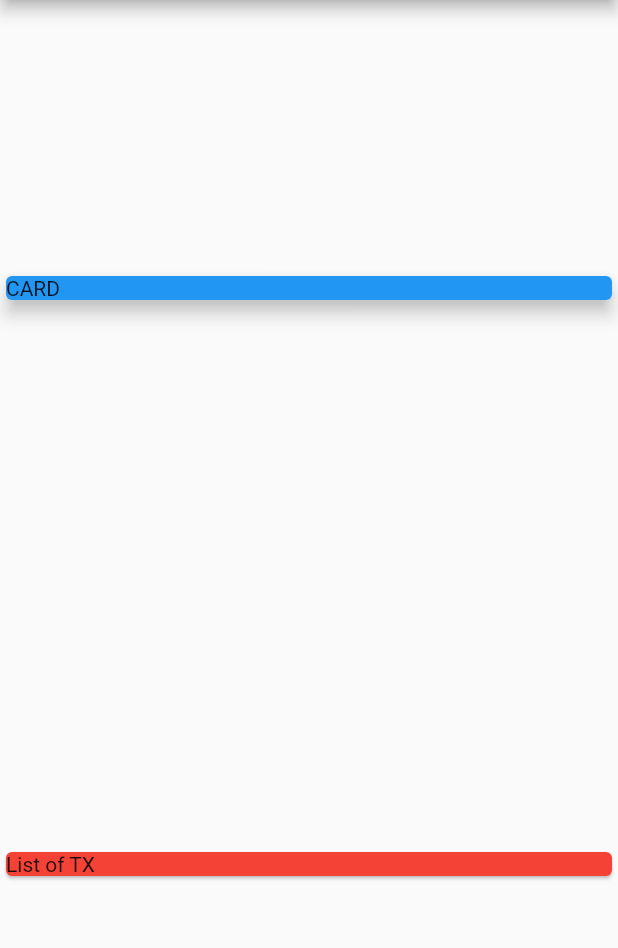
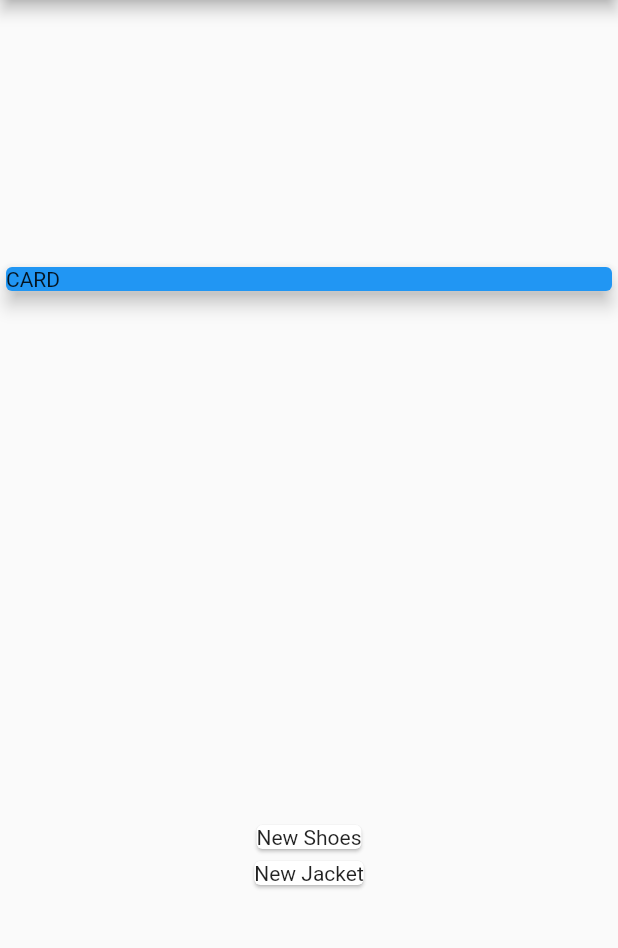
Before and after one commit to aritroo/expense_manager, a Flutter app: the screen it shows after launch, on a phone screen of 412 x 824 dp, the part 84-1032 px from its top. Run offline on Flutter 3.47's test engine with Material 2 defaults, Android fonts, the phone set to English and light mode, and no system bars.

Commit message:
added transaction card++

```diff
--- a/lib/main.dart
+++ b/lib/main.dart
@@ -1,4 +1,5 @@
 import 'package:flutter/material.dart';
+import './transaction.dart';
 
 void main() => runApp(MyApp());
 
@@ -14,7 +15,20 @@ class MyApp extends StatelessWidget {
 }
 
 class MyHomePage extends StatelessWidget {
-  const MyHomePage({super.key});
+  final List<Transaction> transaction = [
+    Transaction(
+      id: 't1',
+      title: 'New Shoes',
+      amount: 69.99,
+      date: DateTime.now(),
+    ),
+    Transaction(
+      id: 't2',
+      title: 'New Jacket',
+      amount: 80.99,
+      date: DateTime.now(),
+    ),
+  ];
 
   @override
   Widget build(BuildContext context) {
@@ -34,9 +48,12 @@ class MyHomePage extends StatelessWidget {
               elevation: 5,
             ),
           ),
-          Card(
-            color: Colors.red,
-            child: Text('List of TX'),
+          Column(
+            children: transaction.map((tx) {
+              return Card(
+                child: Text(tx.title),
+              );
+            }).toList(),
           ),
         ],
       ),
--- a/lib/transaction.dart
+++ b/lib/transaction.dart
@@ -1,12 +1,12 @@
-class transaction {
-  String id;
-  String title;
-  double amount;
-  DateTime date;
+class Transaction {
+  final String id;
+  final String title;
+  final double amount;
+  final DateTime date;
 
-  transaction(
+  Transaction(
       {required this.id,
+      required this.title,
       required this.amount,
-      required this.title,
       required this.date});
 }
```
